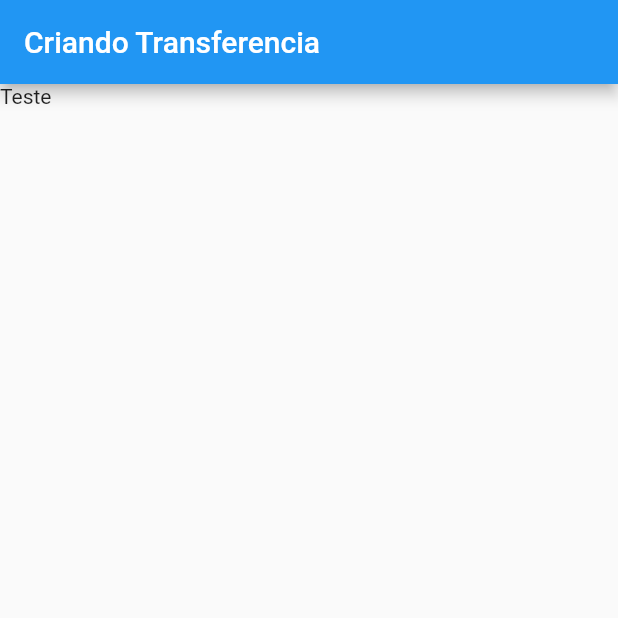
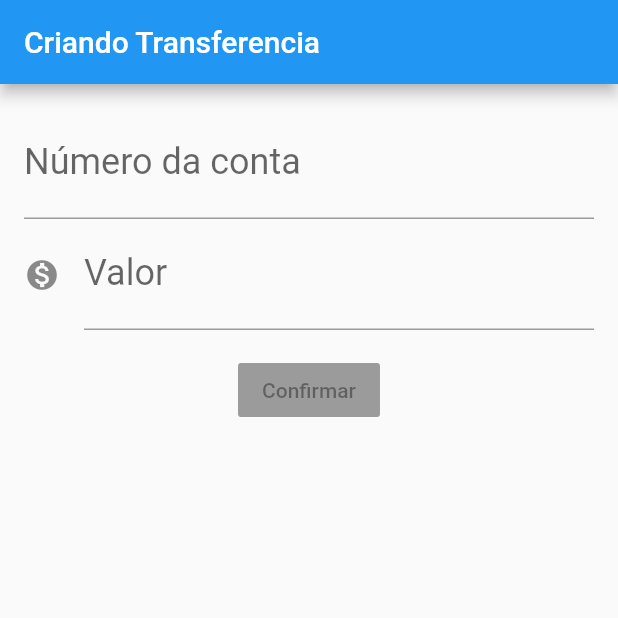
Before and after one commit to AlexandreDelPicolo/bytebank_flutter, a Flutter app: the screen it shows after launch, on a phone screen of 412 x 824 dp, the top half of it. Run offline on Flutter 3.47's test engine with Material 2 defaults, Android fonts, the phone set to English and light mode, and no system bars.

Commit message:
Iniciado layout de tela de nova transferência

```diff
--- a/lib/main.dart
+++ b/lib/main.dart
@@ -18,7 +18,40 @@ class FormularioTransferencias extends StatelessWidget {
   Widget build(BuildContext context) {
     return Scaffold(
       appBar: AppBar(title: Text('Criando Transferencia')),
-      body: Text('Teste'),
+      body: Padding(
+        padding: const EdgeInsets.all(16.0),
+        child: Column(
+          children: [
+            TextField(
+              decoration: InputDecoration(
+                labelText: 'Número da conta',
+                hintText: '0000',
+              ),
+              style: TextStyle(
+                fontSize: 24.0,
+              ),
+              keyboardType: TextInputType.number,
+            ),
+            TextField(
+              decoration: InputDecoration(
+                icon: Icon(Icons.monetization_on),
+                labelText: 'Valor',
+                hintText: '00.0',
+              ),
+              style: TextStyle(
+                fontSize: 24.0,
+              ),
+              keyboardType: TextInputType.number,
+            ),
+            Padding(
+              padding: const EdgeInsets.only(top: 16.0),
+              child: RaisedButton(
+                child: Text('Confirmar'),
+              ),
+            ),
+          ],
+        ),
+      ),
     );
   }
 }
```
